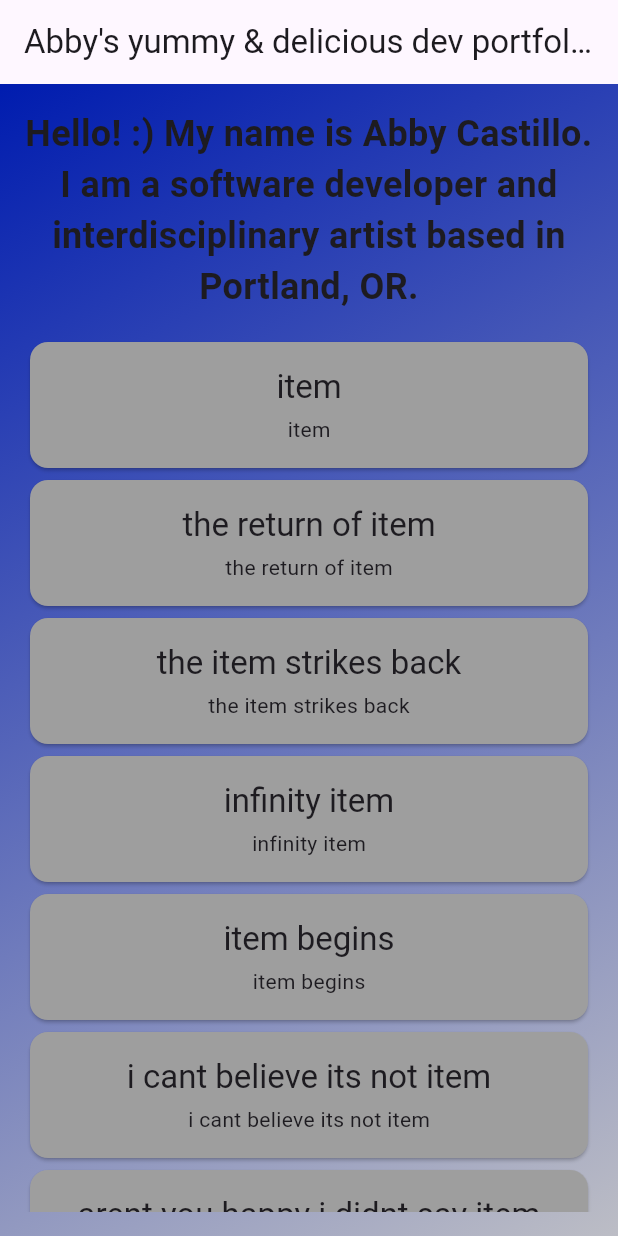
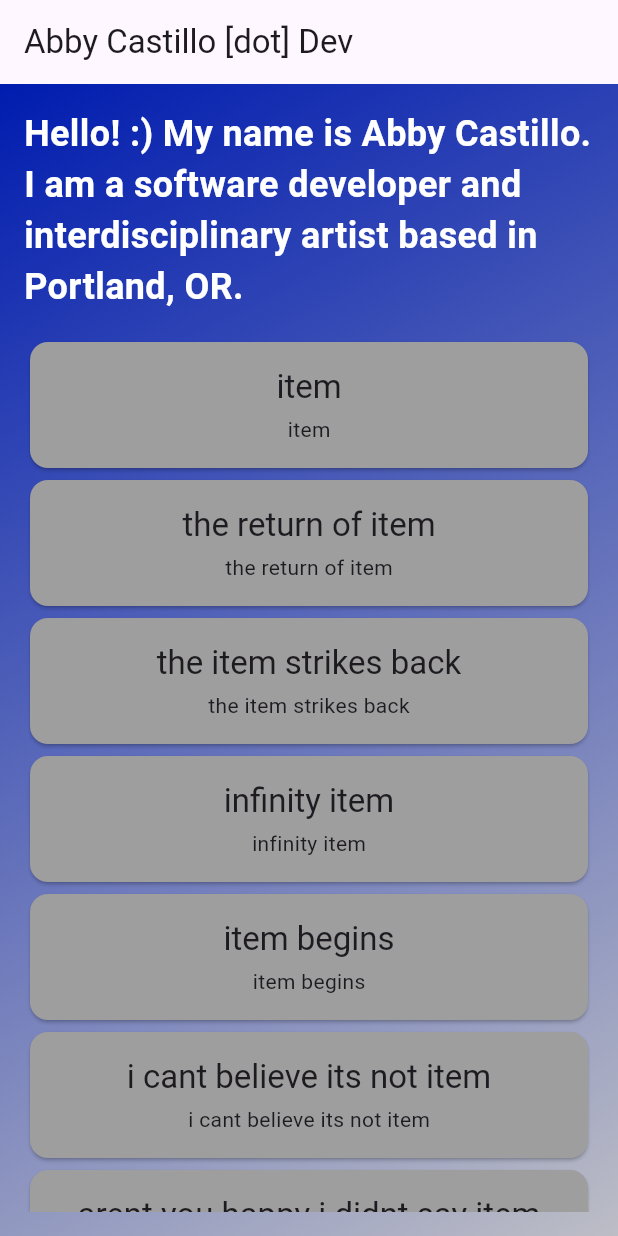
Before and after one commit to abbymachines/flutter-dev-portfolio, a Flutter app: the screen it shows after launch, on a phone screen of 412 x 824 dp. Run offline on Flutter 3.47's test engine with Material 2 defaults, Android fonts, the phone set to English and light mode, and no system bars.

Commit message:
format text

```diff
--- a/lib/main.dart
+++ b/lib/main.dart
@@ -11,11 +11,10 @@ class MyApp extends StatelessWidget {
   @override
   Widget build(BuildContext context) {
     return MaterialApp(
-      title: 'Flutter First App',
+      title: 'AbbyCastillo.Dev',
       theme: ThemeData(useMaterial3: true),
       home: Scaffold(
-        appBar:
-            AppBar(title: const Text("Abby's yummy & delicious dev portfolio")),
+        appBar: AppBar(title: const Text("Abby Castillo [dot] Dev")),
         body: Container(
           decoration: const BoxDecoration(
               gradient: LinearGradient(
@@ -35,10 +34,11 @@ class MyApp extends StatelessWidget {
             children: [
               Text(
                 'Hello! :) My name is Abby Castillo. I am a software developer and interdisciplinary artist based in Portland, OR.',
-                textAlign: TextAlign.center,
+                textAlign: TextAlign.left,
                 style: TextStyle(
                   fontSize: 24,
                   fontWeight: FontWeight.bold,
+                  color: Colors.white,
                 ),
               ),
               SizedBox(height: 16),
```
